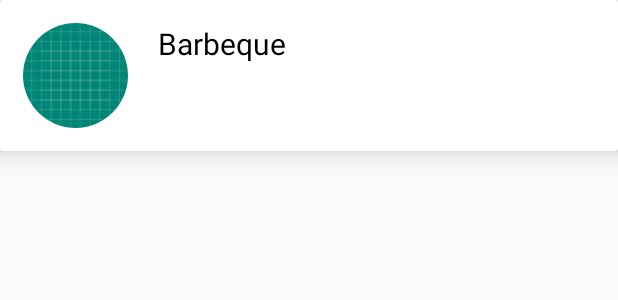
After one commit to expencive/Projects, an Android app: the layout layout_category_list_item.xml on its own in the app's theme, with its tools: preview values and no code run, on a phone screen of 412 x 824 dp. The commit adds this screen. Shown: the top 300 px of the screen. Run offline under Robolectric (Android 15) with nearby library versions, the phone set to English and light mode, and no system bars.

Commit message:
RecipeApp

```diff
--- a/Recipes/app/build.gradle
+++ b/Recipes/app/build.gradle
@@ -44,4 +44,7 @@ dependencies {
     //Glide
     implementation 'com.github.bumptech.glide:glide:4.9.0'
     annotationProcessor 'com.github.bumptech.glide:compiler:4.9.0'
+
+    //circle image view
+    implementation 'de.hdodenhof:circleimageview:3.0.0'
 }
--- /dev/null
+++ b/Recipes/app/src/main/res/layout/layout_category_list_item.xml
@@ -0,0 +1,38 @@
+<?xml version="1.0" encoding="utf-8"?>
+<androidx.cardview.widget.CardView xmlns:android="http://schemas.android.com/apk/res/android"
+    xmlns:app="http://schemas.android.com/apk/res-auto"
+    android:orientation="vertical"
+    android:layout_width="match_parent"
+    android:layout_height="wrap_content"
+    android:id="@+id/card_view"
+    app:cardElevation="10dp">
+
+    <LinearLayout
+        android:layout_width="match_parent"
+        android:layout_height="wrap_content"
+        android:padding="15dp"
+        android:orientation="horizontal"
+        android:layout_gravity="center_vertical"
+        >
+
+        <de.hdodenhof.circleimageview.CircleImageView
+            android:layout_width="70dp"
+            android:layout_height="70dp"
+            android:id="@+id/category_image"
+            android:src="@drawable/ic_launcher_background"
+            />
+
+        <TextView
+            android:layout_width="wrap_content"
+            android:layout_height="wrap_content"
+            android:textColor="#000"
+            android:text="Barbeque"
+            android:layout_marginStart="20dp"
+            android:textSize="20sp"
+            android:id="@+id/category_title"
+            />
+
+
+    </LinearLayout>
+
+</androidx.cardview.widget.CardView>
```
Also changed, not shown: Recipes/app/src/main/java/expencive/vk/com/recipes/RecipeListActivity.java (+11 -0 lines), Recipes/app/src/main/java/expencive/vk/com/recipes/adapters/CategoryViewHolder.java (added, +31 -0 lines), Recipes/app/src/main/java/expencive/vk/com/recipes/adapters/RecipeRecyclerAdapter.java (+40 -1 lines), Recipes/app/src/main/java/expencive/vk/com/recipes/util/Constants.java (+15 -0 lines), Recipes/app/src/main/java/expencive/vk/com/recipes/viewmodels/RecipeListViewModel.java (+12 -0 lines), Recipes/app/src/main/res/drawable/barbeque.jpg (added), Recipes/app/src/main/res/drawable/beef.jpg (added), Recipes/app/src/main/res/drawable/breakfast.jpg (added), Recipes/app/src/main/res/drawable/brunch.jpg (added), Recipes/app/src/main/res/drawable/chicken.jpg (added), Recipes/app/src/main/res/drawable/dinner.jpg (added), Recipes/app/src/main/res/drawable/italian.jpg (added), Recipes/app/src/main/res/drawable/wine.jpg (added).
